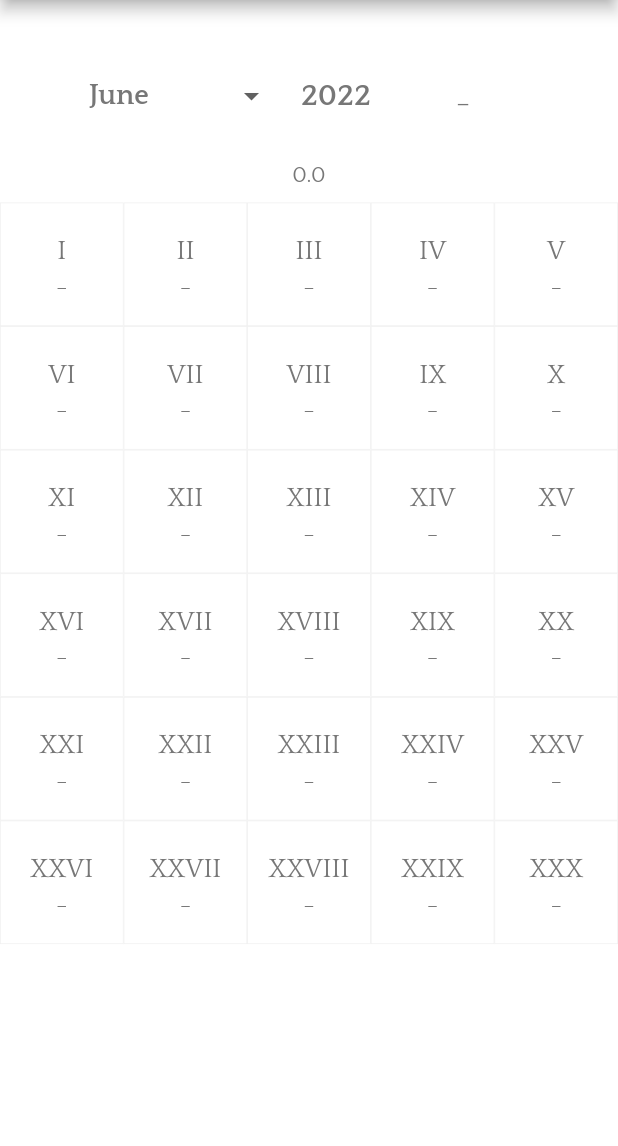
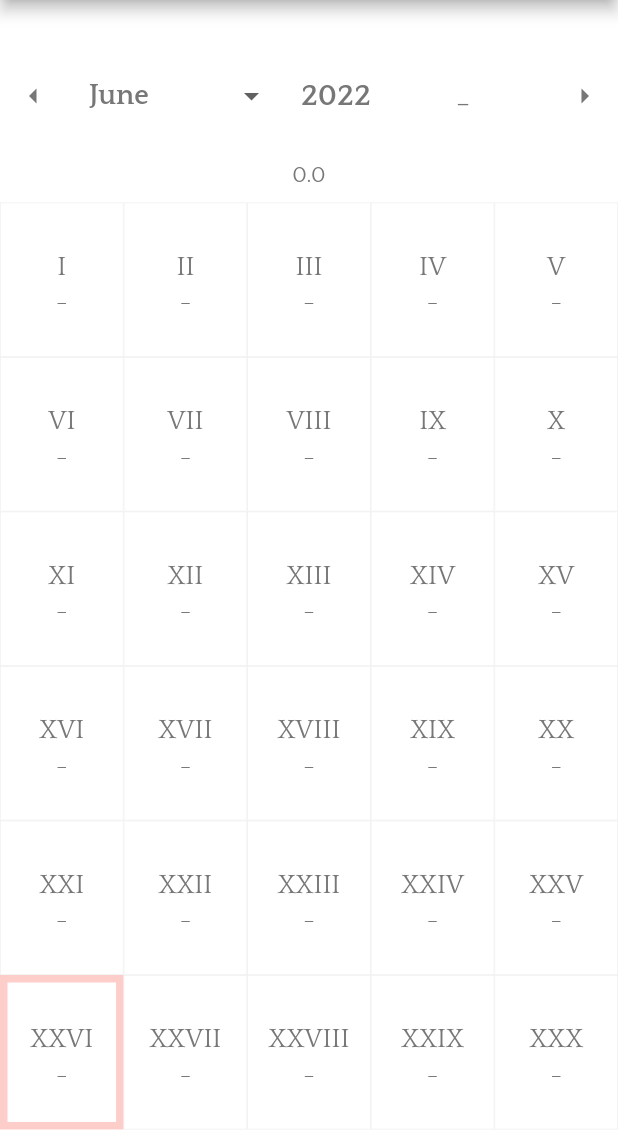
Before and after one commit to fulcrum6378/fortuna_flutter, a Flutter app: the screen it shows after launch, on a phone screen of 412 x 824 dp, the part 90-1236 px from its top. Run offline on Flutter 3.47's test engine with Material 2 defaults, Android fonts, the phone set to English and light mode, and no system bars; our stand-ins replace file_picker, jiffy, share_plus; missing offline and left inert: flutter_document_picker, format.

Commit message:
2022.06.26 - 1 (Grid height fix, prev/next, today highlight)

```diff
--- a/lib/dict.dart
+++ b/lib/dict.dart
@@ -11,6 +11,7 @@ const Map<String, Map<String, String>> dict = {
     "ok": "OK",
     "navExport": "Export to Json",
     "navImport": "Import from Json",
+    "navSend": "Send Json to",
     "done": "Done!",
     "navStat": "Statistics",
     "defValue": "DEFAULT",
@@ -19,6 +20,8 @@ const Map<String, Map<String, String>> dict = {
     "copy": "Copy",
     "nonJson": "Fortuna only supports *.json files!",
     "invalidFile": "This isn't a valid Fortuna file!",
+    "exportNotSupported": "Unfortunately Flutter doesn't support this feature "
+        "yet, you can use the Android version instead!",
     "navHelp": "Help",
     "help": "This app is designed based on the \"Hedonist\" philosophy! "
         "It\'s used to calculate the amount of pleasure and pain one senses in "
--- a/lib/main.dart
+++ b/lib/main.dart
@@ -5,11 +5,12 @@ import 'dart:io';
 import 'dart:typed_data';
 
 import 'package:file_picker/file_picker.dart';
-import 'package:flutter_document_picker/flutter_document_picker.dart';
 import 'package:flutter/foundation.dart';
 import 'package:flutter/material.dart';
 import 'package:flutter/services.dart';
+import 'package:flutter_document_picker/flutter_document_picker.dart';
 import 'package:format/format.dart';
+import 'package:jiffy/jiffy.dart';
 import 'package:path_provider/path_provider.dart';
 import 'package:share_plus/share_plus.dart';
 
@@ -69,11 +70,13 @@ class Fortuna extends StatelessWidget {
   static bool night() =>
       WidgetsBinding.instance.window.platformBrightness == Brightness.dark;
 
+  static Color textColor([bool? night]) =>
+      Color(!(night ?? Fortuna.night()) ? 0xFF777777 : 0xFFFFFFFF);
+
   static TextStyle font(double size,
           {bool bold = false, Color? color, bool? night}) =>
       TextStyle(
-        color: color ??
-            Color(!(night ?? Fortuna.night()) ? 0xFF777777 : 0xFFFFFFFF),
+        color: color ?? textColor(night),
         fontFamily: 'Quattrocento',
         fontWeight: bold ? FontWeight.w800 : FontWeight.w400,
         fontSize: size,
@@ -160,12 +163,8 @@ class Fortuna extends StatelessWidget {
                   return AlertDialog(
                     title: Text(s('fortunaStat')),
                     content: Text(text),
-                    actionsAlignment: MainAxisAlignment.start,
+                    actionsAlignment: MainAxisAlignment.end,
                     actions: <MaterialButton>[
-                      MaterialButton(
-                        child: Text(s('ok'), style: buttonStyle),
-                        onPressed: () => Navigator.of(context).pop(),
-                      ),
                       MaterialButton(
                         child: Text(s('copy'), style: buttonStyle),
                         onPressed: () {
@@ -177,18 +176,20 @@ class Fortuna extends StatelessWidget {
                           Navigator.of(context).pop();
                         },
                       ),
+                      MaterialButton(
+                        child: Text(s('ok'), style: buttonStyle),
+                        onPressed: () => Navigator.of(context).pop(),
+                      ),
                     ],
                   );
                 },
               ),
             ),
             navButton(context, Icons.outbox, 'navExport', () {
-              if (stored != null)
-                Share.shareFiles([stored!.path],
-                    text: 'fortuna', mimeTypes: ['application/json']);
-              else if (vita != null)
-                Share.share(jsonEncode(vita), subject: s('appName'));
-            }),
+              ScaffoldMessenger.of(context).showSnackBar(SnackBar(
+                  content: Text(s('exportNotSupported')),
+                  duration: Duration(seconds: 10)));
+            }, false),
             navButton(context, Icons.move_to_inbox, 'navImport', () {
               if (kIsWeb)
                 FilePicker.platform.pickFiles(
@@ -215,6 +216,13 @@ class Fortuna extends StatelessWidget {
                       .then((bytes) => importData(context, bytes));
                 });
             }),
+            navButton(context, Icons.send, 'navSend', () {
+              if (stored != null)
+                Share.shareFiles([stored!.path],
+                    text: 'fortuna', mimeTypes: ['application/json']);
+              else if (vita != null)
+                Share.share(jsonEncode(vita), subject: s('appName'));
+            }),
             navButton(
               context,
               Icons.help,
@@ -224,7 +232,7 @@ class Fortuna extends StatelessWidget {
                 builder: (BuildContext context) => AlertDialog(
                   title: Text(s('navHelp')),
                   content: Text(s('help')),
-                  actionsAlignment: MainAxisAlignment.start,
+                  actionsAlignment: MainAxisAlignment.end,
                   actions: <MaterialButton>[
                     MaterialButton(
                       child: Text(s('ok'),
@@ -243,8 +251,8 @@ class Fortuna extends StatelessWidget {
           Panel(),
           SizedBox(
             width: MediaQuery.of(context).size.width,
-            height: GridState.cellSize(context) *
-                ((GridState.cellsInRow(context) == 5) ? 7 : 4),
+            height: (GridState.cellSize(context) / GridState.aspectRatio) *
+                GridState.cellsInColumn(context),
             child: Grid(),
           ),
         ],
@@ -253,16 +261,24 @@ class Fortuna extends StatelessWidget {
   }
 
   InkWell navButton(BuildContext context, IconData icon, String title,
-          void Function() onTap) =>
+          void Function() onTap,
+          [bool isEnabled = true]) =>
       InkWell(
+        child: Opacity(
+          opacity: isEnabled ? 1 : .5,
           child: MouseRegion(
-          cursor: SystemMouseCursors.click,
+            cursor: isEnabled
+                ? SystemMouseCursors.click
+                : SystemMouseCursors.forbidden,
             child: ListTile(
-            leading: Icon(icon, color: Theme.of(context).colorScheme.onPrimary),
+              leading:
+                  Icon(icon, color: Theme.of(context).colorScheme.onPrimary),
               title: Text(s(title),
                   style: Fortuna.font(19,
                       bold: true,
                       color: Theme.of(context).colorScheme.onPrimary)),
+              enabled: isEnabled,
+            ),
           ),
         ),
         onTap: onTap,
@@ -291,11 +307,19 @@ class Panel extends StatefulWidget {
   static String annus = Fortuna.calendar.year.toString();
   static int luna = Fortuna.calendar.month;
 
+  static void update() {
+    annus = Fortuna.calendar.year.toString();
+    luna = Fortuna.calendar.month;
+  }
+
   @override
   State<StatefulWidget> createState() => PanelState();
 }
 
 class PanelState extends State<Panel> {
+  static final double arrowDistance = 25;
+  String _annus = Panel.annus;
+
   @override
   Widget build(BuildContext context) {
     return Column(
@@ -305,6 +329,14 @@ class PanelState extends State<Panel> {
           child: Row(
             mainAxisAlignment: MainAxisAlignment.center,
             children: [
+              InkWell(
+                child: MouseRegion(
+                  cursor: SystemMouseCursors.click,
+                  child: Icon(Icons.arrow_left, color: Fortuna.textColor()),
+                ),
+                onTap: () => rollCalendar(false),
+              ),
+              SizedBox(width: arrowDistance),
               DropdownButtonHideUnderline(
                 child: DropdownButton<int>(
                   items: [
@@ -329,7 +361,7 @@ class PanelState extends State<Panel> {
               SizedBox(
                 width: 54,
                 child: TextFormField(
-                  initialValue: Panel.annus,
+                  controller: TextEditingController()..text = _annus,
                   maxLength: 4,
                   maxLines: 1,
                   textAlign: TextAlign.left,
@@ -359,6 +391,14 @@ class PanelState extends State<Panel> {
                 // onLongPress: () {},
                 // Apparently not possible in Flutter yet!
               ),
+              SizedBox(width: arrowDistance),
+              InkWell(
+                child: MouseRegion(
+                  cursor: SystemMouseCursors.click,
+                  child: Icon(Icons.arrow_right, color: Fortuna.textColor()),
+                ),
+                onTap: () => rollCalendar(true),
+              ),
             ],
           ),
         ),
@@ -379,12 +419,29 @@ class PanelState extends State<Panel> {
     Fortuna.calendar = makeCalendar(Fortuna.luna);
     Grid.id.currentState?.setState(() {});
   }
+
+  void rollCalendar(bool up) {
+    final jiffy = Jiffy(Fortuna.calendar);
+    if (up)
+      jiffy.add(months: 1);
+    else
+      jiffy.subtract(months: 1);
+    Fortuna.calendar = jiffy.dateTime;
+    Fortuna.luna = Fortuna.calendar.toKey();
+    Panel.update();
+    Panel.id.currentState?.setState(() {
+      _annus = Panel.annus;
+    });
+    Grid.id.currentState?.setState(() {});
+  }
 }
 
 class Grid extends StatefulWidget {
   Grid() : super(key: id);
 
   static final id = GlobalKey();
+  static final todayCalendar = DateTime.now();
+  static final todayLuna = todayCalendar.toKey();
 
   @override
   State<StatefulWidget> createState() => GridState();
@@ -397,17 +454,43 @@ class GridState extends State<Grid> {
     return Fortuna.vita![Fortuna.luna]!;
   }
 
-  static cellsInRow(BuildContext c) =>
-      (MediaQuery.of(c).size.width > 1000) ? 10 : 5;
+  static int cellsInRow(BuildContext c) {
+    final screen = MediaQuery.of(c).size.width;
+    if (screen < 900)
+      return 5;
+    else if (screen < 1200)
+      return 7;
+    else
+      return 10;
+  }
+
+  static cellsInColumn(BuildContext c) {
+    switch (GridState.cellsInRow(c)) {
+      case 5:
+        return 8;
+      case 7:
+        return 5;
+      default:
+        return 4;
+    }
+  }
 
   static cellSize(BuildContext c) =>
       MediaQuery.of(c).size.width / cellsInRow(c);
+  static final aspectRatio = .8;
 
   @override
   Widget build(BuildContext context) {
+    final normalBorder = Border.all(
+        width: .5,
+        color: !Fortuna.night()
+            ? const Color(0xFFF0F0F0)
+            : const Color(0xFF252525));
+
     return GridView.count(
       physics: const NeverScrollableScrollPhysics(),
       shrinkWrap: true,
+      childAspectRatio: aspectRatio,
       crossAxisCount: cellsInRow(context),
       children:
           [for (var i = 0; i < Fortuna.calendar.lunaMaxima(); i++) i].map((i) {
@@ -434,11 +517,15 @@ class GridState extends State<Grid> {
           child: Container(
             decoration: BoxDecoration(
                 color: bg,
-                border: Border.all(
-                    width: .5,
-                    color: !Fortuna.night()
-                        ? const Color(0xFFF0F0F0)
-                        : const Color(0xFF252525))),
+                border: !(Fortuna.luna == Grid.todayLuna &&
+                        Grid.todayCalendar.day == i + 1)
+                    ? normalBorder
+                    : Border.all(
+                        width: 5,
+                        color: score != null
+                            ? Fortuna.textColor()
+                            : Color(0x44F44336),
+                      )),
             child: Column(
               mainAxisAlignment: MainAxisAlignment.center,
               children: [
--- a/pubspec.yaml
+++ b/pubspec.yaml
@@ -1,7 +1,7 @@
 name: fortuna
 description: An application of the Hedonist philosophy.
 publish_to: 'none'
-version: 2.0.0
+version: 2.3.0
 environment:
   sdk: ">=2.16.0 <3.0.2"
 
@@ -16,6 +16,7 @@ dev_dependencies: # force update their build.gradle
   file_picker: ^4.5.1 # comment all permissions in its manifest
   flutter_document_picker: ^5.1.0
   format: ^1.1.1
+  jiffy: ^5.0.0
 
 flutter:
   uses-material-design: true
```
Also changed, not shown: pubspec.lock. Lines whose indentation alone changed are shown as unchanged.
